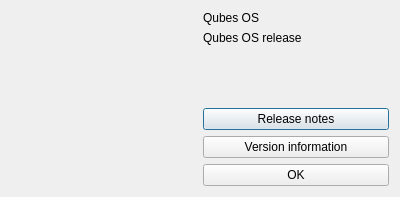
First picture: the form in ui/about.ui, repository QubesOS/qubes-manager, before the edit.
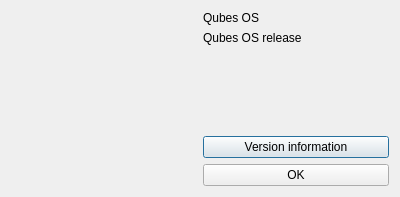
Second picture: the form after the edit. Icons and pictures are not drawn.

Commit message:
Remove stale, incomplete QubeManager release notes
resolves: https://github.com/QubesOS/qubes-issues/issues/8803

The edit to the form file:
```diff
--- a/ui/about.ui
+++ b/ui/about.ui
@@ -74,13 +74,6 @@
        </property>
       </spacer>
      </item>
-     <item>
-      <widget class="QPushButton" name="releaseNotes">
-       <property name="text">
-        <string>Release notes</string>
-       </property>
-      </widget>
-     </item>
      <item>
       <widget class="QPushButton" name="informationNotes">
        <property name="text">
```
The commit also changes 9 other files.
